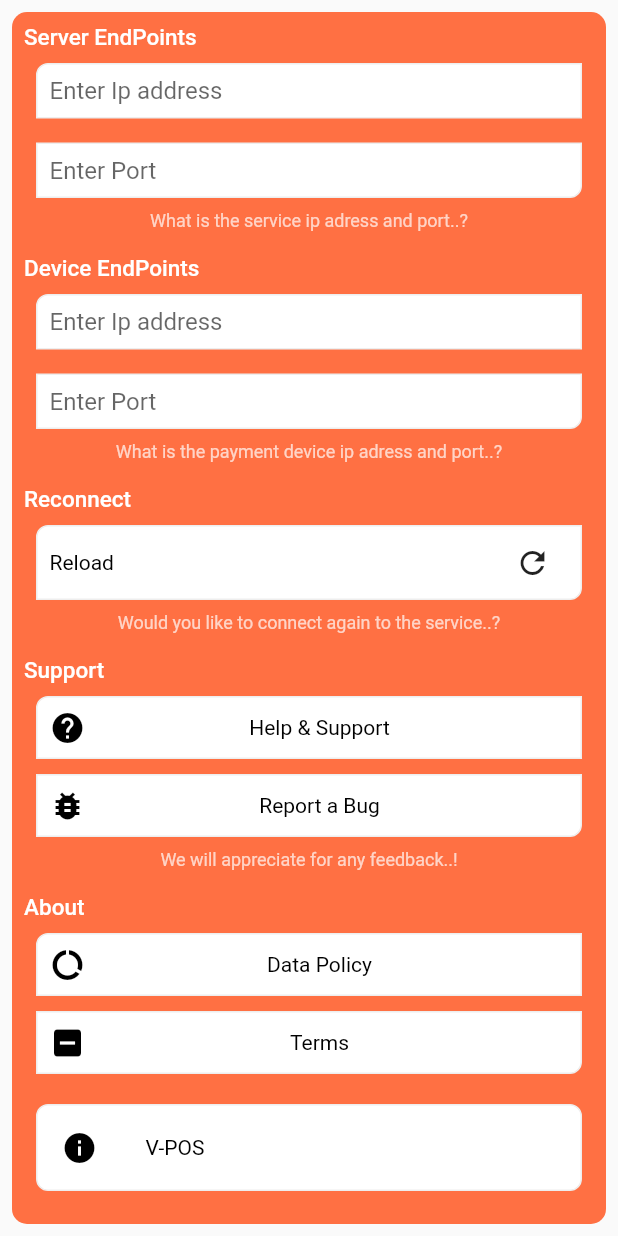
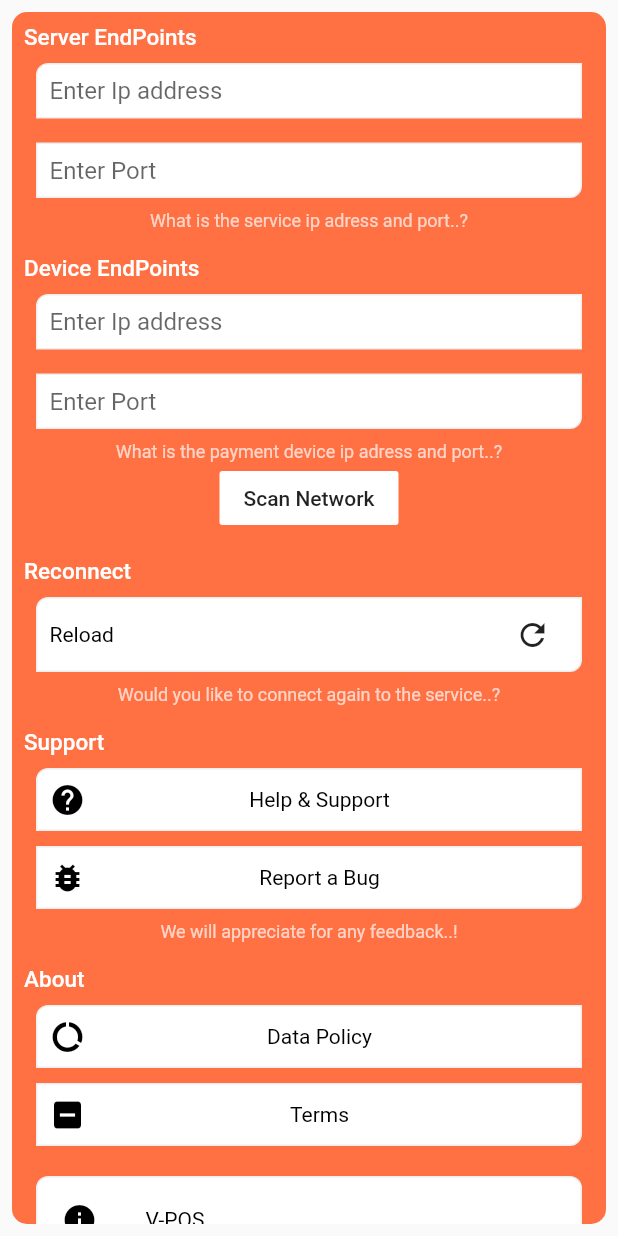
Before and after one commit to pranavkapoorr/I-Pos, a Flutter app: the Settings widget shown alone on an empty page, opened directly, on a phone screen of 412 x 824 dp. Run offline on Flutter 3.47's test engine with Material 2 defaults, Android fonts, the phone set to English and light mode, and no system bars; our stand-ins replace shared_preferences; accounts and stored records are empty.

Commit message:
device-finder added

```diff
--- a/lib/views/settings.dart
+++ b/lib/views/settings.dart
@@ -1,6 +1,7 @@
 import 'package:v_pos/utils/tcp.dart';
 import 'package:flutter/material.dart';
 import 'package:shared_preferences/shared_preferences.dart';
+import 'package:v_pos/views/device-finder.dart';
 
 class Settings extends StatefulWidget{
 
@@ -123,7 +124,12 @@ class _SettingsState extends State<Settings>{
                             child: TextField(decoration: InputDecoration.collapsed(hintText: "Enter Port"),controller: pportCtrl,)
                         ),
                       ),
-                      Text("What is the payment device ip adress and port..?",style: TextStyle(color: Colors.white70,fontSize: 12.0),)
+                      Text("What is the payment device ip adress and port..?",style: TextStyle(color: Colors.white70,fontSize: 12.0),),
+                      FlatButton(
+                        color: Colors.white,
+                        onPressed: ()=> Navigator.of(context).push(new MaterialPageRoute(builder: (context)=> new DeviceFinderScreen())),
+                        child: Text("Scan Network"),
+                      )
                     ],
                   ),
                 ),
```
Also changed, not shown: lib/views/device-finder.dart (added, +26 -0 lines), lib/views/mpos_functions.dart (indentation only).
